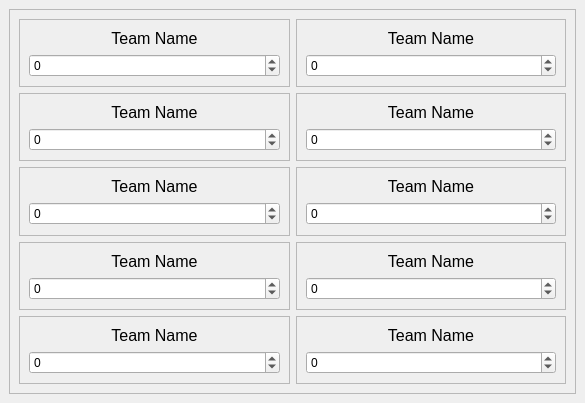
Old version of the form UI_Files/team_window.ui in the repository Thomas1B/Jeeopardy-.
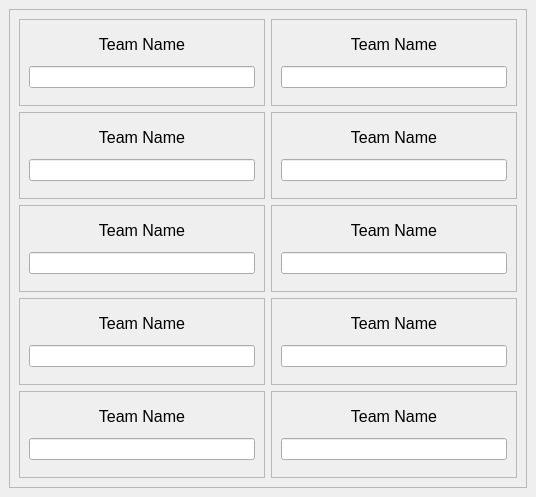
New version of the form.

What changed in the file:
```diff
--- a/UI_Files/team_window.ui
+++ b/UI_Files/team_window.ui
@@ -6,8 +6,8 @@
    <rect>
     <x>0</x>
     <y>0</y>
-    <width>585</width>
-    <height>403</height>
+    <width>536</width>
+    <height>497</height>
    </rect>
   </property>
   <property name="windowTitle">
@@ -26,13 +26,19 @@
       <layout class="QGridLayout" name="gridLayout_2">
        <item row="0" column="1">
         <widget class="QFrame" name="team_frame_2">
+         <property name="sizePolicy">
+          <sizepolicy hsizetype="Preferred" vsizetype="Preferred">
+           <horstretch>0</horstretch>
+           <verstretch>0</verstretch>
+          </sizepolicy>
+         </property>
          <property name="frameShape">
           <enum>QFrame::StyledPanel</enum>
          </property>
          <property name="frameShadow">
           <enum>QFrame::Raised</enum>
          </property>
-         <layout class="QVBoxLayout" name="verticalLayout_4">
+         <layout class="QVBoxLayout" name="verticalLayout_3">
           <item>
            <widget class="QLabel" name="team_name_3">
             <property name="sizePolicy">
@@ -56,24 +62,15 @@
            </widget>
           </item>
           <item>
-           <widget class="QSpinBox" name="spinBox_points_2">
+           <widget class="QLineEdit" name="lineEdit_2">
             <property name="sizePolicy">
              <sizepolicy hsizetype="Preferred" vsizetype="Fixed">
               <horstretch>0</horstretch>
               <verstretch>0</verstretch>
              </sizepolicy>
             </property>
-            <property name="wrapping">
-             <bool>true</bool>
-            </property>
-            <property name="minimum">
-             <number>-500000000</number>
-            </property>
-            <property name="maximum">
-             <number>500000000</number>
-            </property>
-            <property name="singleStep">
-             <number>100</number>
+            <property name="readOnly">
+             <bool>false</bool>
             </property>
            </widget>
           </item>
@@ -82,13 +79,19 @@
        </item>
        <item row="3" column="0">
         <widget class="QFrame" name="team_frame_7">
+         <property name="sizePolicy">
+          <sizepolicy hsizetype="Preferred" vsizetype="Preferred">
+           <horstretch>0</horstretch>
+           <verstretch>0</verstretch>
+          </sizepolicy>
+         </property>
          <property name="frameShape">
           <enum>QFrame::StyledPanel</enum>
          </property>
          <property name="frameShadow">
           <enum>QFrame::Raised</enum>
          </property>
-         <layout class="QVBoxLayout" name="verticalLayout_9">
+         <layout class="QVBoxLayout" name="verticalLayout_8">
           <item>
            <widget class="QLabel" name="team_name_8">
             <property name="sizePolicy">
@@ -112,24 +115,15 @@
            </widget>
           </item>
           <item>
-           <widget class="QSpinBox" name="spinBox_points_7">
+           <widget class="QLineEdit" name="lineEdit_7">
             <property name="sizePolicy">
              <sizepolicy hsizetype="Preferred" vsizetype="Fixed">
               <horstretch>0</horstretch>
               <verstretch>0</verstretch>
              </sizepolicy>
             </property>
-            <property name="wrapping">
-             <bool>true</bool>
-            </property>
-            <property name="minimum">
-             <number>-500000000</number>
-            </property>
-            <property name="maximum">
-             <number>500000000</number>
-            </property>
-            <property name="singleStep">
-             <number>100</number>
+            <property name="readOnly">
+             <bool>false</bool>
             </property>
            </widget>
           </item>
@@ -138,6 +132,12 @@
        </item>
        <item row="0" column="0">
         <widget class="QFrame" name="team_frame_1">
+         <property name="sizePolicy">
+          <sizepolicy hsizetype="Preferred" vsizetype="Preferred">
+           <horstretch>0</horstretch>
+           <verstretch>0</verstretch>
+          </sizepolicy>
+         </property>
          <property name="frameShape">
           <enum>QFrame::StyledPanel</enum>
          </property>
@@ -168,24 +168,15 @@
            </widget>
           </item>
           <item>
-           <widget class="QSpinBox" name="spinBox_points_1">
+           <widget class="QLineEdit" name="lineEdit_1">
             <property name="sizePolicy">
              <sizepolicy hsizetype="Preferred" vsizetype="Fixed">
               <horstretch>0</horstretch>
               <verstretch>0</verstretch>
              </sizepolicy>
             </property>
-            <property name="wrapping">
-             <bool>true</bool>
-            </property>
-            <property name="minimum">
-             <number>-500000000</number>
-            </property>
-            <property name="maximum">
-             <number>500000000</number>
-            </property>
-            <property name="singleStep">
-             <number>100</number>
+            <property name="readOnly">
+             <bool>false</bool>
             </property>
            </widget>
           </item>
@@ -194,13 +185,19 @@
        </item>
        <item row="5" column="1">
         <widget class="QFrame" name="team_frame_10">
+         <property name="sizePolicy">
+          <sizepolicy hsizetype="Preferred" vsizetype="Preferred">
+           <horstretch>0</horstretch>
+           <verstretch>0</verstretch>
+          </sizepolicy>
+         </property>
          <property name="frameShape">
           <enum>QFrame::StyledPanel</enum>
          </property>
          <property name="frameShadow">
           <enum>QFrame::Raised</enum>
          </property>
-         <layout class="QVBoxLayout" name="verticalLayout_12">
+         <layout class="QVBoxLayout" name="verticalLayout_11">
           <item>
            <widget class="QLabel" name="team_name_11">
             <property name="sizePolicy">
@@ -224,24 +221,15 @@
            </widget>
           </item>
           <item>
-           <widget class="QSpinBox" name="spinBox_points_10">
+           <widget class="QLineEdit" name="lineEdit_10">
             <property name="sizePolicy">
              <sizepolicy hsizetype="Preferred" vsizetype="Fixed">
               <horstretch>0</horstretch>
               <verstretch>0</verstretch>
              </sizepolicy>
             </property>
-            <property name="wrapping">
-             <bool>true</bool>
-            </property>
-            <property name="minimum">
-             <number>-500000000</number>
-            </property>
-            <property name="maximum">
-             <number>500000000</number>
-            </property>
-            <property name="singleStep">
-             <number>100</number>
+            <property name="readOnly">
+             <bool>false</bool>
             </property>
            </widget>
           </item>
@@ -250,13 +238,19 @@
        </item>
        <item row="3" column="1">
         <widget class="QFrame" name="team_frame_8">
+         <property name="sizePolicy">
+          <sizepolicy hsizetype="Preferred" vsizetype="Preferred">
+           <horstretch>0</horstretch>
+           <verstretch>0</verstretch>
+          </sizepolicy>
+         </property>
          <property name="frameShape">
           <enum>QFrame::StyledPanel</enum>
          </property>
          <property name="frameShadow">
           <enum>QFrame::Raised</enum>
          </property>
-         <layout class="QVBoxLayout" name="verticalLayout_10">
+         <layout class="QVBoxLayout" name="verticalLayout_9">
           <item>
            <widget class="QLabel" name="team_name_9">
             <property name="sizePolicy">
@@ -280,24 +274,15 @@
            </widget>
           </item>
           <item>
-           <widget class="QSpinBox" name="spinBox_points_8">
+           <widget class="QLineEdit" name="lineEdit_8">
             <property name="sizePolicy">
              <sizepolicy hsizetype="Preferred" vsizetype="Fixed">
               <horstretch>0</horstretch>
               <verstretch>0</verstretch>
              </sizepolicy>
             </property>
-            <property name="wrapping">
-             <bool>true</bool>
-            </property>
-            <property name="minimum">
-             <number>-500000000</number>
-            </property>
-            <property name="maximum">
-             <number>500000000</number>
-            </property>
-            <property name="singleStep">
-             <number>100</number>
+            <property name="readOnly">
+             <bool>false</bool>
             </property>
            </widget>
           </item>
@@ -306,13 +291,19 @@
        </item>
        <item row="5" column="0">
         <widget class="QFrame" name="team_frame_9">
+         <property name="sizePolicy">
+          <sizepolicy hsizetype="Preferred" vsizetype="Preferred">
+           <horstretch>0</horstretch>
+           <verstretch>0</verstretch>
+          </sizepolicy>
+         </property>
          <property name="frameShape">
           <enum>QFrame::StyledPanel</enum>
          </property>
          <property name="frameShadow">
           <enum>QFrame::Raised</enum>
          </property>
-         <layout class="QVBoxLayout" name="verticalLayout_11">
+         <layout class="QVBoxLayout" name="verticalLayout_7">
           <item>
            <widget class="QLabel" name="team_name_10">
             <property name="sizePolicy">
@@ -336,24 +327,15 @@
            </widget>
           </item>
           <item>
-           <widget class="QSpinBox" name="spinBox_points_9">
+           <widget class="QLineEdit" name="lineEdit_9">
             <property name="sizePolicy">
              <sizepolicy hsizetype="Preferred" vsizetype="Fixed">
               <horstretch>0</horstretch>
               <verstretch>0</verstretch>
              </sizepolicy>
             </property>
-            <property name="wrapping">
-             <bool>true</bool>
-            </property>
-            <property name="minimum">
-             <number>-500000000</number>
-            </property>
-            <property name="maximum">
-             <number>500000000</number>
-            </property>
-            <property name="singleStep">
-             <number>100</number>
+            <property name="readOnly">
+             <bool>false</bool>
             </property>
            </widget>
           </item>
@@ -362,13 +344,19 @@
        </item>
        <item row="1" column="0">
         <widget class="QFrame" name="team_frame_3">
+         <property name="sizePolicy">
+          <sizepolicy hsizetype="Preferred" vsizetype="Preferred">
+           <horstretch>0</horstretch>
+           <verstretch>0</verstretch>
+          </sizepolicy>
+         </property>
          <property name="frameShape">
           <enum>QFrame::StyledPanel</enum>
          </property>
          <property name="frameShadow">
           <enum>QFrame::Raised</enum>
          </property>
-         <layout class="QVBoxLayout" name="verticalLayout_5">
+         <layout class="QVBoxLayout" name="verticalLayout_4">
           <item>
            <widget class="QLabel" name="team_name_4">
             <property name="sizePolicy">
@@ -392,24 +380,15 @@
            </widget>
           </item>
           <item>
-           <widget class="QSpinBox" name="spinBox_points_3">
+           <widget class="QLineEdit" name="lineEdit_3">
             <property name="sizePolicy">
              <sizepolicy hsizetype="Preferred" vsizetype="Fixed">
               <horstretch>0</horstretch>
               <verstretch>0</verstretch>
              </sizepolicy>
             </property>
-            <property name="wrapping">
-             <bool>true</bool>
-            </property>
-            <property name="minimum">
-             <number>-500000000</number>
-            </property>
-            <property name="maximum">
-             <number>500000000</number>
-            </property>
-            <property name="singleStep">
-             <number>100</number>
+            <property name="readOnly">
+             <bool>false</bool>
             </property>
            </widget>
           </item>
@@ -418,13 +397,19 @@
        </item>
        <item row="1" column="1">
         <widget class="QFrame" name="team_frame_4">
+         <property name="sizePolicy">
+          <sizepolicy hsizetype="Preferred" vsizetype="Preferred">
+           <horstretch>0</horstretch>
+           <verstretch>0</verstretch>
+          </sizepolicy>
+         </property>
          <property name="frameShape">
           <enum>QFrame::StyledPanel</enum>
          </property>
          <property name="frameShadow">
           <enum>QFrame::Raised</enum>
          </property>
-         <layout class="QVBoxLayout" name="verticalLayout_6">
+         <layout class="QVBoxLayout" name="verticalLayout_5">
           <item>
            <widget class="QLabel" name="team_name_5">
             <property name="sizePolicy">
@@ -448,24 +433,15 @@
            </widget>
           </item>
           <item>
-           <widget class="QSpinBox" name="spinBox_points_4">
+           <widget class="QLineEdit" name="lineEdit_4">
             <property name="sizePolicy">
              <sizepolicy hsizetype="Preferred" vsizetype="Fixed">
               <horstretch>0</horstretch>
               <verstretch>0</verstretch>
              </sizepolicy>
             </property>
-            <property name="wrapping">
-             <bool>true</bool>
-            </property>
-            <property name="minimum">
-             <number>-500000000</number>
-            </property>
-            <property name="maximum">
-             <number>500000000</number>
-            </property>
-            <property name="singleStep">
-             <number>100</number>
+            <property name="readOnly">
+             <bool>false</bool>
             </property>
            </widget>
           </item>
@@ -474,13 +450,19 @@
        </item>
        <item row="2" column="0">
         <widget class="QFrame" name="team_frame_5">
+         <property name="sizePolicy">
+          <sizepolicy hsizetype="Preferred" vsizetype="Preferred">
+           <horstretch>0</horstretch>
+           <verstretch>0</verstretch>
+          </sizepolicy>
+         </property>
          <property name="frameShape">
           <enum>QFrame::StyledPanel</enum>
          </property>
          <property name="frameShadow">
           <enum>QFrame::Raised</enum>
          </property>
-         <layout class="QVBoxLayout" name="verticalLayout_7">
+         <layout class="QVBoxLayout" name="verticalLayout_6">
           <item>
            <widget class="QLabel" name="team_name_6">
             <property name="sizePolicy">
@@ -504,24 +486,15 @@
            </widget>
           </item>
           <item>
-           <widget class="QSpinBox" name="spinBox_points_5">
+           <widget class="QLineEdit" name="lineEdit_5">
             <property name="sizePolicy">
              <sizepolicy hsizetype="Preferred" vsizetype="Fixed">
               <horstretch>0</horstretch>
               <verstretch>0</verstretch>
              </sizepolicy>
             </property>
-            <property name="wrapping">
-             <bool>true</bool>
-            </property>
-            <property name="minimum">
-             <number>-500000000</number>
-            </property>
-            <property name="maximum">
-             <number>500000000</number>
-            </property>
-            <property name="singleStep">
-             <number>100</number>
+            <property name="readOnly">
+             <bool>false</bool>
             </property>
            </widget>
           </item>
@@ -530,13 +503,19 @@
        </item>
        <item row="2" column="1">
         <widget class="QFrame" name="team_frame_6">
+         <property name="sizePolicy">
+          <sizepolicy hsizetype="Preferred" vsizetype="Preferred">
+           <horstretch>0</horstretch>
+           <verstretch>0</verstretch>
+          </sizepolicy>
+         </property>
          <property name="frameShape">
           <enum>QFrame::StyledPanel</enum>
          </property>
          <property name="frameShadow">
           <enum>QFrame::Raised</enum>
          </property>
-         <layout class="QVBoxLayout" name="verticalLayout_8">
+         <layout class="QVBoxLayout" name="verticalLayout_10">
           <item>
            <widget class="QLabel" name="team_name_7">
             <property name="sizePolicy">
@@ -560,24 +539,15 @@
            </widget>
           </item>
           <item>
-           <widget class="QSpinBox" name="spinBox_points_6">
+           <widget class="QLineEdit" name="lineEdit_6">
             <property name="sizePolicy">
              <sizepolicy hsizetype="Preferred" vsizetype="Fixed">
               <horstretch>0</horstretch>
               <verstretch>0</verstretch>
              </sizepolicy>
             </property>
-            <property name="wrapping">
-             <bool>true</bool>
-            </property>
-            <property name="minimum">
-             <number>-500000000</number>
-            </property>
-            <property name="maximum">
-             <number>500000000</number>
-            </property>
-            <property name="singleStep">
-             <number>100</number>
+            <property name="readOnly">
+             <bool>false</bool>
             </property>
            </widget>
           </item>
```
Left out of the diff: 2 changed lines with no effect on the pictures.
